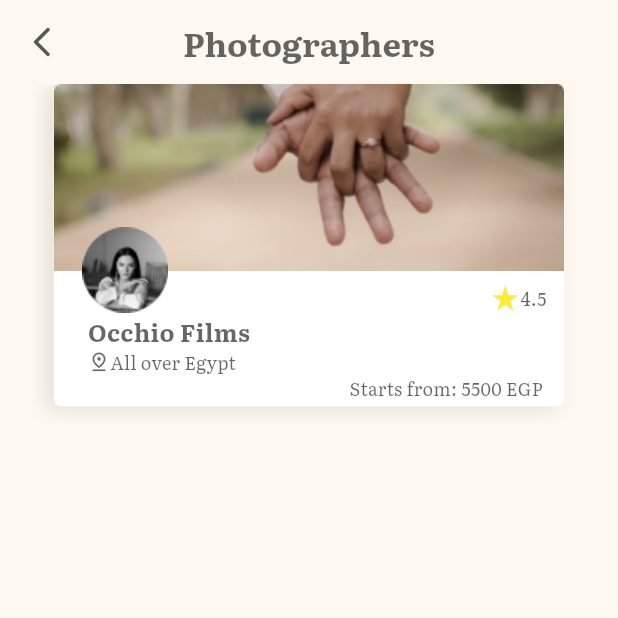
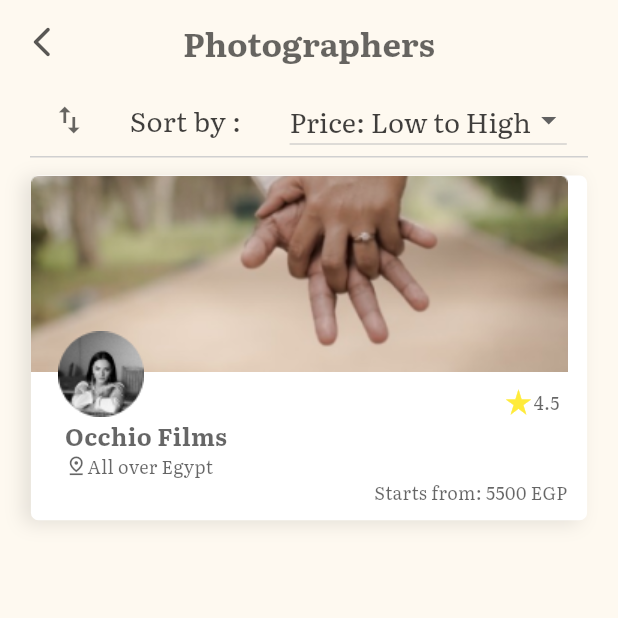
Before and after one commit to Ahmedmahmouddd/eunoia, a Flutter app: the Categories screen opened directly, after a tap on "VENUES", on a phone screen of 412 x 824 dp, the top half of it. Run offline on Flutter 3.47's test engine with Material 3 defaults, Android fonts, the phone set to English and light mode, and no system bars; our stand-ins replace animated_splash_screen, flutter_screenutil, page_transition; project files that could hold a hidden picture were left out.

Commit message:
appbar modify and photographers page dropdownmenu

```diff
--- a/lib/Screens/EditProfile.dart
+++ b/lib/Screens/EditProfile.dart
@@ -14,7 +14,10 @@ class EditProfile extends StatelessWidget {
   Widget build(BuildContext context) {
     return Scaffold(
         backgroundColor: KprimaryBeige,
-        appBar: const CustomAppBar(title: 'Edit Profile'),
+        appBar: const CustomAppBar(
+          title: 'Edit Profile',
+          backButton: true,
+        ),
         body: Column(
           children: [
             SizedBox(height: 10.h),
--- a/lib/Screens/ForgotPassword.dart
+++ b/lib/Screens/ForgotPassword.dart
@@ -16,6 +16,7 @@ class ForgotPassword extends StatelessWidget {
       backgroundColor: KprimaryBeige,
       appBar: const CustomAppBar(
         title: 'Forgot Password',
+        backButton: true,
       ),
       body: SingleChildScrollView(
         child: Column(
--- a/lib/Screens/NewPassword.dart
+++ b/lib/Screens/NewPassword.dart
@@ -14,7 +14,10 @@ class NewPassword extends StatelessWidget {
   Widget build(BuildContext context) {
     return Scaffold(
       backgroundColor: KprimaryBeige,
-      appBar: const CustomAppBar(title: 'New Password'),
+      appBar: const CustomAppBar(
+        title: 'New Password',
+        backButton: true,
+      ),
       body: Column(
         crossAxisAlignment: CrossAxisAlignment.start,
         children: [
--- a/lib/Screens/NotBusiness.dart
+++ b/lib/Screens/NotBusiness.dart
@@ -12,7 +12,10 @@ class NotBusiness extends StatelessWidget {
   Widget build(BuildContext context) {
     return Scaffold(
       backgroundColor: KprimaryBeige,
-      appBar: const CustomAppBar(title: 'Business Account'),
+      appBar: const CustomAppBar(
+        title: 'Business Account',
+        backButton: true,
+      ),
       body: Column(
         children: [
           Padding(
--- a/lib/Screens/RegisterPage2.dart
+++ b/lib/Screens/RegisterPage2.dart
@@ -1,7 +1,7 @@
 // ignore_for_file: file_names
 import 'package:eunoia/Constants/Constants.dart';
-import 'package:eunoia/Screens/Home.dart';
 import 'package:eunoia/Screens/RegisterPage3.dart';
+import 'package:eunoia/Screens/temp.dart';
 import 'package:eunoia/Widgets/CustomButton.dart';
 import 'package:eunoia/Widgets/InverseCustomButton.dart';
 import 'package:flutter/material.dart';
@@ -41,7 +41,7 @@ class RegisterPage2 extends StatelessWidget {
             title: 'Client',
             onTap: () {
               Navigator.push(context, MaterialPageRoute(builder: (context) {
-                return const Home();
+                return const Temp();
               }));
             },
           )),
--- a/lib/Screens/VerificationCode.dart
+++ b/lib/Screens/VerificationCode.dart
@@ -14,7 +14,10 @@ class VerificationCode extends StatelessWidget {
   Widget build(BuildContext context) {
     return Scaffold(
       backgroundColor: KprimaryBeige,
-      appBar: const CustomAppBar(title: 'Verification Code'),
+      appBar: const CustomAppBar(
+        title: 'Verification Code',
+        backButton: true,
+      ),
       body: SingleChildScrollView(
         child: Column(
           children: [
--- a/lib/Screens/categories.dart
+++ b/lib/Screens/categories.dart
@@ -23,6 +23,7 @@ class _CategoriesState extends State<Categories> {
     return Scaffold(
       appBar: const CustomAppBar(
         title: 'Categories',
+        backButton: false,
       ),
       backgroundColor: KprimaryBeige,
       body: ListView.builder(
--- a/lib/Screens/chatBot.dart
+++ b/lib/Screens/chatBot.dart
@@ -10,7 +10,10 @@ class ChatBot extends StatelessWidget {
   Widget build(BuildContext context) {
     return const Scaffold(
       backgroundColor: KprimaryBeige,
-      appBar: CustomAppBar(title: 'ChatBot'),
+      appBar: CustomAppBar(
+        title: 'ChatBot',
+        backButton: false,
+      ),
     );
   }
 }
--- a/lib/Screens/photographers.dart
+++ b/lib/Screens/photographers.dart
@@ -5,20 +5,86 @@ import 'package:eunoia/Widgets/serviceCard.dart';
 import 'package:flutter/material.dart';
 import 'package:flutter_screenutil/flutter_screenutil.dart';
 
-class Photographers extends StatelessWidget {
+class Photographers extends StatefulWidget {
   const Photographers({Key? key}) : super(key: key);
 
+  @override
+  State<Photographers> createState() => _PhotographersState();
+}
+
+class _PhotographersState extends State<Photographers> {
+  List<String> items = <String>[
+    'Price: Low to High',
+    'Price: High to Low',
+    'Rate: Low to High',
+    'Rate: High to Low'
+  ];
+  String dropDownValue = 'Price: Low to High';
   @override
   Widget build(BuildContext context) {
     // Exclude Bottom Navigation Bar
     NavigationUtility.showBottomNavBar = false;
 
     return Scaffold(
-      backgroundColor: KprimaryBeige,
-      appBar: const CustomAppBar(title: 'Photographers'),
-      body: Center(
-        child: ServiceCard(),
-      ),
-    );
+        backgroundColor: KprimaryBeige,
+        appBar: const CustomAppBar(
+          title: 'Photographers',
+          backButton: true,
+        ),
+        body: ListView(
+          children: [
+            Padding(
+              padding: const EdgeInsets.symmetric(
+                horizontal: 20,
+              ),
+              child: Row(
+                mainAxisAlignment: MainAxisAlignment.spaceAround,
+                children: [
+                  const Icon(
+                    Icons.swap_vert,
+                    size: 24,
+                    color: Color.fromRGBO(0, 0, 0, 0.6),
+                  ),
+                  Text(
+                    'Sort by : ',
+                    style: TextStyle(
+                        fontSize: 16.sp,
+                        fontFamily: 'Literata',
+                        color: const Color.fromRGBO(0, 0, 0, 0.75)),
+                  ),
+                  DropdownButton<String>(
+                      style: TextStyle(
+                          fontSize: 16.sp,
+                          fontFamily: 'Literata',
+                          color: const Color.fromRGBO(0, 0, 0, 0.75)),
+                      dropdownColor: KprimaryBeige,
+                      value: dropDownValue,
+                      items:
+                          items.map<DropdownMenuItem<String>>((String value) {
+                        return DropdownMenuItem<String>(
+                          value: value,
+                          child: Text(value),
+                        );
+                      }).toList(),
+                      onChanged: (String? newValue) {
+                        setState(() {
+                          dropDownValue = newValue!;
+                        });
+                      })
+                ],
+              ),
+            ),
+            Padding(
+              padding: const EdgeInsets.only(left: 20, right: 20, bottom: 12),
+              child: Container(
+                height: 1,
+                color: const Color.fromARGB(255, 208, 208, 208),
+              ),
+            ),
+            const Center(
+              child: ServiceCard(),
+            ),
+          ],
+        ));
   }
 }
--- a/lib/Widgets/CircularPictureWithHalfMoonShadow.dart
+++ b/lib/Widgets/CircularPictureWithHalfMoonShadow.dart
@@ -1,3 +1,5 @@
+// ignore_for_file: file_names
+
 import 'package:eunoia/Constants/Constants.dart';
 import 'package:flutter/material.dart';
 import 'package:flutter_screenutil/flutter_screenutil.dart';
--- a/lib/Widgets/CustomAppBar.dart
+++ b/lib/Widgets/CustomAppBar.dart
@@ -3,19 +3,21 @@ import 'package:flutter/material.dart';
 import '../Constants/Constants.dart';
 
 class CustomAppBar extends StatelessWidget implements PreferredSizeWidget {
-  const CustomAppBar({Key? key, required this.title})
+  const CustomAppBar({Key? key, required this.title, required this.backButton})
       : preferredSize = const Size.fromHeight(kToolbarHeight),
         super(key: key);
 
   @override
   final Size preferredSize;
-
+  final bool backButton;
   final String title;
 
   @override
   Widget build(BuildContext context) {
     return AppBar(
-      leading: IconButton(
+      automaticallyImplyLeading: false,
+      leading: backButton == true
+          ? IconButton(
               icon: const Icon(
                 Icons.arrow_back_ios_new_rounded,
                 color: Color.fromRGBO(0, 0, 0, 0.65),
@@ -23,7 +25,8 @@ class CustomAppBar extends StatelessWidget implements PreferredSizeWidget {
               onPressed: () {
                 Navigator.pop(context);
               },
-      ),
+            )
+          : null,
       centerTitle: true,
       title: Text(
         title,
--- a/lib/Widgets/categoryCard.dart
+++ b/lib/Widgets/categoryCard.dart
@@ -1,11 +1,14 @@
 // ignore_for_file: file_names, must_be_immutable, sized_box_for_whitespace
+import 'package:eunoia/Constants/Constants.dart';
 import 'package:flutter/material.dart';
+import 'package:flutter_screenutil/flutter_screenutil.dart';
 
 class CategoryCard extends StatelessWidget {
   CategoryCard(
       {super.key, required this.categoryImage, required this.categoryName});
   String categoryName;
   String categoryImage;
+
   @override
   Widget build(BuildContext context) {
     return Container(
@@ -26,12 +29,12 @@ class CategoryCard extends StatelessWidget {
             Center(
               child: Text(
                 categoryName,
-                style: const TextStyle(
-                  color: Color.fromRGBO(0, 0, 0, 0.7),
-                  fontSize: 16,
+                style: TextStyle(
+                  color: const Color.fromRGBO(0, 0, 0, 0.7),
+                  fontSize: smallText,
                   fontFamily: 'Literata',
                   fontWeight: FontWeight.w900,
-                  letterSpacing: 15,
+                  letterSpacing: 13.sp,
                 ),
               ),
             ),
--- a/lib/Widgets/serviceCard.dart
+++ b/lib/Widgets/serviceCard.dart
@@ -1,3 +1,5 @@
+// ignore_for_file: file_names
+
 import 'package:flutter/material.dart';
 import 'package:flutter_screenutil/flutter_screenutil.dart';
 
@@ -8,11 +10,12 @@ class ServiceCard extends StatelessWidget {
 
   @override
   Widget build(BuildContext context) {
+    double screenWidth = MediaQuery.of(context).size.width;
     return Column(
       children: [
         Container(
-          height: 180.h,
-          width: 285.h,
+          // height: 190.h,
+          width: screenWidth * 0.9,
           decoration: BoxDecoration(
             color: Colors.white,
             borderRadius: BorderRadius.circular(5),
@@ -28,6 +31,7 @@ class ServiceCard extends StatelessWidget {
             children: [
               Column(
                 children: [
+                  // ignore: avoid_unnecessary_containers
                   Container(
                     child: Image.asset('assets/cover.png'),
                   ),
@@ -40,17 +44,17 @@ class ServiceCard extends StatelessWidget {
                     height: 80.h,
                   ),
                   Row(
-                    mainAxisAlignment: MainAxisAlignment.start,
+                    mainAxisAlignment: MainAxisAlignment.spaceBetween,
                     crossAxisAlignment: CrossAxisAlignment.end,
                     children: [
-                      SizedBox(
-                        width: 16.h,
+                      //SizedBox(width: 16.h),
+                      Padding(
+                        padding: EdgeInsets.only(left: 16.0.w),
+                        child: Image.asset('assets/profilepic.png'),
                       ),
-                      Image.asset('assets/profilepic.png'),
-                      SizedBox(
-                        width: 180.h,
-                      ),
-                      const Row(
+                      Padding(
+                        padding: EdgeInsets.only(right: 16.0.w, top: 38.h),
+                        child: const Row(
                           children: [
                             Icon(
                               Icons.star_rate,
@@ -66,6 +70,7 @@ class ServiceCard extends StatelessWidget {
                               ),
                             ),
                           ],
+                        ),
                       ),
                     ],
                   ),
@@ -103,7 +108,7 @@ class ServiceCard extends StatelessWidget {
                     ),
                   ),
                   Padding(
-                    padding: EdgeInsets.only(right: 12.h),
+                    padding: EdgeInsets.only(right: 11.h, bottom: 9.h),
                     child: const Row(
                       mainAxisAlignment: MainAxisAlignment.end,
                       children: [
--- a/lib/main.dart
+++ b/lib/main.dart
@@ -30,7 +30,7 @@ class Eunoia extends StatelessWidget {
             decoration: const BoxDecoration(
               image: DecorationImage(
                 image: AssetImage('assets/Logo.png'),
-                fit: BoxFit.scaleDown, // Adjust the fit as needed
+                fit: BoxFit.scaleDown,
               ),
             ),
           ),
```
Also changed, not shown: lib/Screens/LoginPage.dart (+3 -5 lines), lib/Screens/UserProfile.dart (+15 -6 lines), lib/Screens/search.dart (+6 -1 lines). Lines whose indentation alone changed are shown as unchanged.
